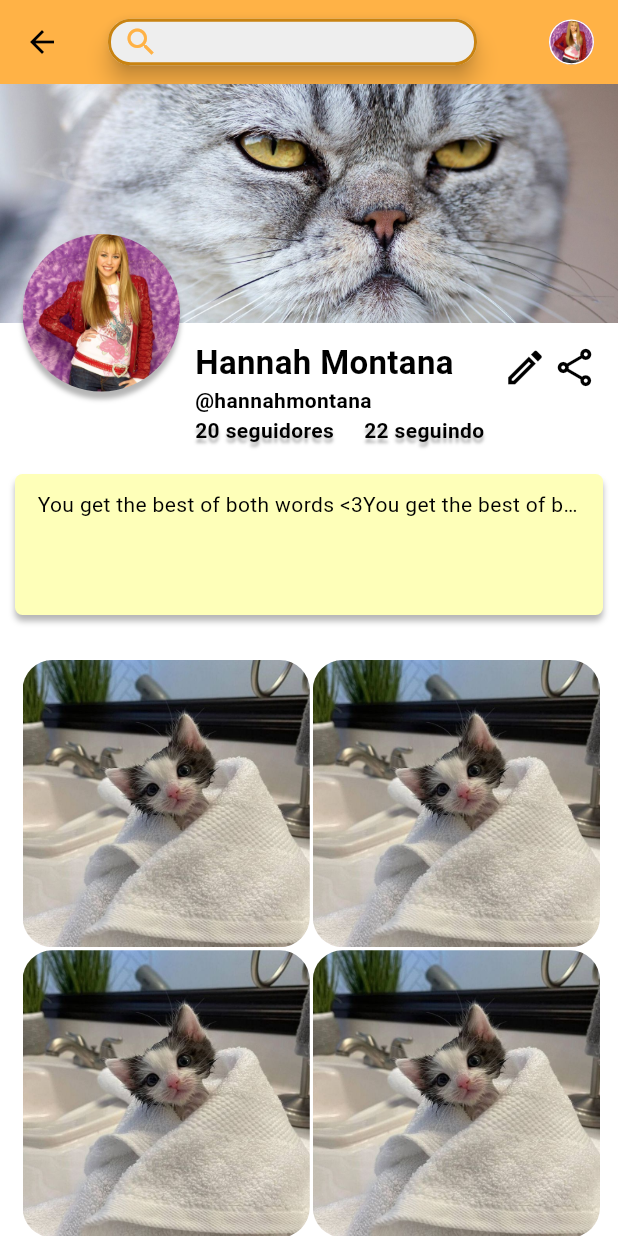
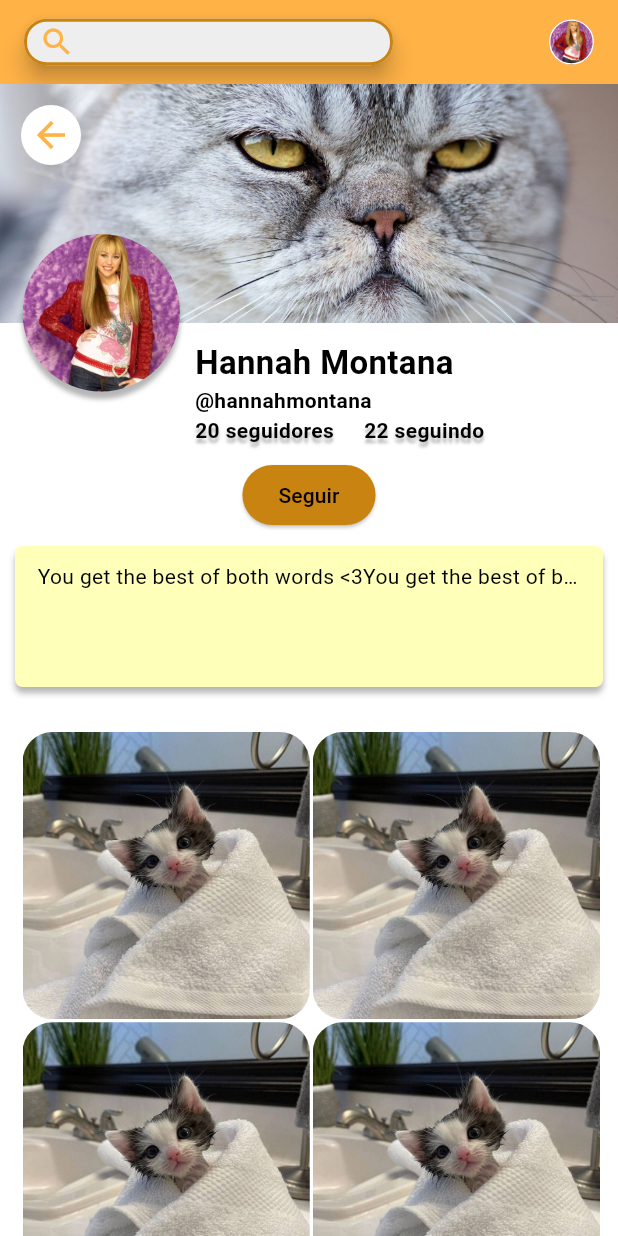
Before and after one commit to ElissonRochaa/MOBILE-25.1-ArtHub, a Flutter app: the TelaVerperfilUsuario screen opened by its route, on a phone screen of 412 x 824 dp. Run offline on Flutter 3.47's test engine with Material 3 defaults, Android fonts, the phone set to English and light mode, and no system bars.

Commit message:
'feat: tela de editar e visualizar perfil criadas'

```diff
--- a/lib/main.dart
+++ b/lib/main.dart
@@ -41,7 +41,7 @@ class MyApp extends StatelessWidget {
         '/home' : (context) => const TelaInicial(),
         '/perfil' : (context) => const TelaPerfilUsuario(),
         '/editar-perfil' : (context) => const TelaEditarPerfil(),
-        'ver-perfil' : (context) => const TelaVerperfilUsuario(),
+        '/ver-perfil' : (context) => const TelaVerperfilUsuario(),
       },
     );
   }
--- a/lib/pages/tela_perfil_usuario.dart
+++ b/lib/pages/tela_perfil_usuario.dart
@@ -14,6 +14,7 @@ class TelaPerfilUsuario extends StatelessWidget {
         child: Column(
           crossAxisAlignment: CrossAxisAlignment.start,
           children: [
+
             Text(
               "Hannah Montana",
               style: TextStyle(
--- a/lib/pages/tela_ver_perfil_usuario.dart
+++ b/lib/pages/tela_ver_perfil_usuario.dart
@@ -2,12 +2,18 @@ import 'package:arthub/widgets/barra_pesquisa_widget.dart';
 import 'package:arthub/widgets/publicacao_widget.dart';
 import 'package:flutter/material.dart';
 
-class TelaVerperfilUsuario extends StatelessWidget {
+class TelaVerperfilUsuario extends StatefulWidget {
   const TelaVerperfilUsuario({super.key});
 
+  @override
+  State<TelaVerperfilUsuario> createState() => _TelaVerperfilUsuarioState();
+}
+
+class _TelaVerperfilUsuarioState extends State<TelaVerperfilUsuario> {
   static const Color corSombra = Color.fromRGBO(10, 10, 10, 0.3);
+  bool seguindo = false;
 
-  Widget numerosPerfil(BuildContext context){
+  Widget numerosPerfil(BuildContext context) {
     return Positioned(
       left: 130,
       top: 170,
@@ -16,52 +22,46 @@ class TelaVerperfilUsuario extends StatelessWidget {
         children: [
           Text(
             "Hannah Montana",
-              style: TextStyle(
-                  fontWeight: FontWeight.bold,
-                  fontSize: 22
+            style: TextStyle(fontWeight: FontWeight.bold, fontSize: 22),
           ),
-            ),
-            Text(
-                "@hannahmontana",
-                style: TextStyle(
-                    fontWeight: FontWeight.w600
-                )
-            ),
+          Text("@hannahmontana", style: TextStyle(fontWeight: FontWeight.w600)),
           Row(
             children: [
               Text(
                 "20 seguidores",
                 style: TextStyle(
                   fontWeight: FontWeight.w600,
-                      shadows: [Shadow(
+                  shadows: [
+                    Shadow(
                       color: corSombra,
                       offset: Offset(0, 3),
-                          blurRadius: 2
-                      )]
+                      blurRadius: 2,
+                    ),
+                  ],
                 ),
               ),
-                SizedBox(
-                  width: 20,
-                ),
+              SizedBox(width: 20),
               Text(
                 "22 seguindo",
                 style: TextStyle(
                   fontWeight: FontWeight.w600,
-                      shadows: [Shadow(
+                  shadows: [
+                    Shadow(
                       color: corSombra,
                       offset: Offset(0, 3),
-                          blurRadius: 2
-                      )]
+                      blurRadius: 2,
+                    ),
+                  ],
                 ),
               ),
             ],
-            )
+          ),
         ],
-        )
+      ),
     );
   }
 
-  Widget informacoesPerfil(BuildContext context){
+  Widget informacoesPerfil(BuildContext context) {
     return Column(
       children: [
         SizedBox(
@@ -76,6 +76,24 @@ class TelaVerperfilUsuario extends StatelessWidget {
                 fit: BoxFit.cover,
               ),
               Positioned(
+                top: 10,
+                left: 10,
+                child: IconButton(
+                  onPressed: () {
+                    Navigator.pop(context);
+                  },
+                  icon: Icon(
+                    Icons.arrow_back,
+                    color: Theme.of(context).colorScheme.primary,
+                    size: 28,
+                  ),
+                  style: IconButton.styleFrom(
+                    backgroundColor: Colors.white,
+                    padding: EdgeInsets.all(4),
+                  ),
+                ),
+              ),
+              Positioned(
                 top: 100,
                 left: 15,
                 child: Container(
@@ -87,40 +105,14 @@ class TelaVerperfilUsuario extends StatelessWidget {
                       fit: BoxFit.cover,
                     ),
                     borderRadius: BorderRadius.circular(70),
-                      boxShadow: [BoxShadow(
+                    boxShadow: [
+                      BoxShadow(
                         color: corSombra,
                         offset: Offset(0, 5),
                         blurRadius: 2.0,
-                      )]
-                  ),
-                ),
-              ),
-              Positioned(
-                right: 0,
-                top: 165,
-                child: Row(
-                  children: [
-                    Transform.translate(
-                      offset: Offset(10, 0),
-                      child: IconButton(
-                        onPressed: () {Navigator.pushNamed(context, '/editar-perfil');},
-                        icon: Icon(Icons.edit_outlined),
-                        style: ButtonStyle(
-                            iconSize: WidgetStatePropertyAll(30)
-                        ),
-                      ),
-                    ),
-                    Transform.translate(
-                      offset: Offset(-5, 0),
-                      child: IconButton(
-                        onPressed: () {print("Botão de compartilhar foi apertado");},
-                        icon: Icon(Icons.share_outlined),
-                        style: ButtonStyle(
-                            iconSize: WidgetStatePropertyAll(30)
-                        ),
-                      ),
                       ),
                     ],
+                  ),
                 ),
               ),
               numerosPerfil(context),
@@ -128,29 +120,50 @@ class TelaVerperfilUsuario extends StatelessWidget {
           ),
         ),
         Padding(
-          padding: const EdgeInsets.only(
-            left: 10,
-            right: 10,
-            top: 10,
+          padding: const EdgeInsets.only(top: 0),
+          child: Align(
+            alignment: Alignment.center,
+            child: ElevatedButton(
+              onPressed: () {
+                setState(() {
+                  seguindo = !seguindo;
+                });
+              },
+              style: ElevatedButton.styleFrom(
+                backgroundColor:
+                    seguindo
+                        ? Theme.of(context).colorScheme.primary
+                        : Theme.of(context).colorScheme.tertiary,
               ),
+              child: Text(
+                seguindo ? 'Seguindo' : 'Seguir',
+                style: TextStyle(color: Colors.black),
+              ),
+            ),
+          ),
+        ),
+        Padding(
+          padding: const EdgeInsets.only(left: 10, right: 10, top: 10),
           child: Container(
             width: MediaQuery.of(context).size.width,
             height: 94,
             decoration: BoxDecoration(
               color: Color(0xFFFEFFB9),
               borderRadius: BorderRadius.circular(5),
-              boxShadow: [BoxShadow(
+              boxShadow: [
+                BoxShadow(
                   color: corSombra,
                   offset: Offset(0, 4),
-                blurRadius: 3
-              ),]
+                  blurRadius: 3,
+                ),
+              ],
             ),
             child: Padding(
               padding: const EdgeInsets.only(
                 top: 10,
                 left: 15,
                 right: 15,
-                  bottom: 10
+                bottom: 10,
               ),
               /*
               * É preciso verificar o limite de caractéres para ter certeza
@@ -172,19 +185,21 @@ class TelaVerperfilUsuario extends StatelessWidget {
     return Scaffold(
       backgroundColor: Colors.white,
       appBar: AppBar(
+        automaticallyImplyLeading: false,
         backgroundColor: Theme.of(context).colorScheme.primary,
-          title: BarraPesquisaWidget()
+        title: BarraPesquisaWidget(),
       ),
       body: CustomScrollView(
         slivers: [
           SliverList(
             delegate: SliverChildListDelegate([informacoesPerfil(context)]),
           ),
-          SliverPadding(padding: const EdgeInsets.only(
+          SliverPadding(
+            padding: const EdgeInsets.only(
               left: 15,
               right: 12,
               top: 30,
-              bottom: 10
+              bottom: 10,
             ),
             sliver: SliverGrid(
               delegate: SliverChildListDelegate([
@@ -197,9 +212,9 @@ class TelaVerperfilUsuario extends StatelessWidget {
                 crossAxisCount: 2,
                 mainAxisSpacing: 2,
                 crossAxisSpacing: 2,
-                )
               ),
-          )
+            ),
+          ),
         ],
       ),
     );
```
Also changed, not shown: lib/pages/tela_editar_perfil.dart (+207 -200 lines). Lines whose indentation alone changed are shown as unchanged.
